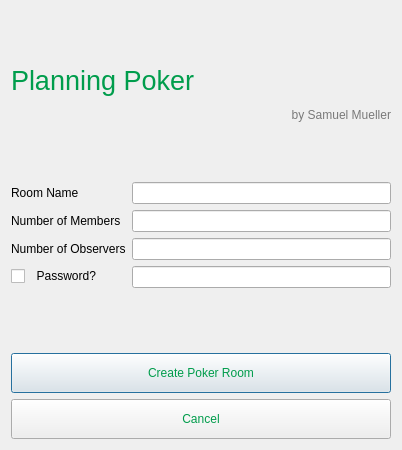
Old version of the form createroom.ui in the repository SamuelSMueller/ProjectPoker.
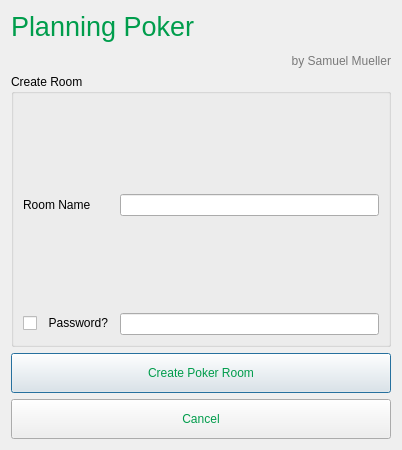
New version of the form.

Commit message: Changed exit buttons and layouts, added pokerpage default

Patch:
```diff
--- a/createroom.ui
+++ b/createroom.ui
@@ -25,7 +25,7 @@
   <property name="windowTitle">
    <string>Dialog</string>
   </property>
-  <layout class="QGridLayout" name="gridLayout_2">
+  <layout class="QGridLayout" name="gridLayout_3">
    <item row="0" column="0">
     <layout class="QGridLayout" name="gridLayout">
      <item row="0" column="0">
@@ -35,170 +35,6 @@
        </property>
       </widget>
      </item>
-     <item row="1" column="0">
-      <layout class="QFormLayout" name="formLayout">
-       <item row="0" column="0">
-        <widget class="QLabel" name="label_3">
-         <property name="palette">
-          <palette>
-           <active>
-            <colorrole role="WindowText">
-             <brush brushstyle="SolidPattern">
-              <color alpha="255">
-               <red>0</red>
-               <green>0</green>
-               <blue>0</blue>
-              </color>
-             </brush>
-            </colorrole>
-           </active>
-           <inactive>
-            <colorrole role="WindowText">
-             <brush brushstyle="SolidPattern">
-              <color alpha="255">
-               <red>0</red>
-               <green>0</green>
-               <blue>0</blue>
-              </color>
-             </brush>
-            </colorrole>
-           </inactive>
-           <disabled>
-            <colorrole role="WindowText">
-             <brush brushstyle="SolidPattern">
-              <color alpha="255">
-               <red>120</red>
-               <green>120</green>
-               <blue>120</blue>
-              </color>
-             </brush>
-            </colorrole>
-           </disabled>
-          </palette>
-         </property>
-         <property name="text">
-          <string>Room Name</string>
-         </property>
-         <property name="alignment">
-          <set>Qt::AlignLeading|Qt::AlignLeft|Qt::AlignVCenter</set>
-         </property>
-        </widget>
-       </item>
-       <item row="0" column="1">
-        <widget class="QLineEdit" name="lineEdit_2"/>
-       </item>
-       <item row="1" column="0">
-        <widget class="QLabel" name="label">
-         <property name="palette">
-          <palette>
-           <active>
-            <colorrole role="WindowText">
-             <brush brushstyle="SolidPattern">
-              <color alpha="255">
-               <red>0</red>
-               <green>0</green>
-               <blue>0</blue>
-              </color>
-             </brush>
-            </colorrole>
-           </active>
-           <inactive>
-            <colorrole role="WindowText">
-             <brush brushstyle="SolidPattern">
-              <color alpha="255">
-               <red>0</red>
-               <green>0</green>
-               <blue>0</blue>
-              </color>
-             </brush>
-            </colorrole>
-           </inactive>
-           <disabled>
-            <colorrole role="WindowText">
-             <brush brushstyle="SolidPattern">
-              <color alpha="255">
-               <red>120</red>
-               <green>120</green>
-               <blue>120</blue>
-              </color>
-             </brush>
-            </colorrole>
-           </disabled>
-          </palette>
-         </property>
-         <property name="text">
-          <string>Number of Members</string>
-         </property>
-         <property name="alignment">
-          <set>Qt::AlignLeading|Qt::AlignLeft|Qt::AlignVCenter</set>
-         </property>
-        </widget>
-       </item>
-       <item row="1" column="1">
-        <widget class="QLineEdit" name="lineEdit"/>
-       </item>
-       <item row="2" column="0">
-        <widget class="QLabel" name="label_4">
-         <property name="palette">
-          <palette>
-           <active>
-            <colorrole role="WindowText">
-             <brush brushstyle="SolidPattern">
-              <color alpha="255">
-               <red>0</red>
-               <green>0</green>
-               <blue>0</blue>
-              </color>
-             </brush>
-            </colorrole>
-           </active>
-           <inactive>
-            <colorrole role="WindowText">
-             <brush brushstyle="SolidPattern">
-              <color alpha="255">
-               <red>0</red>
-               <green>0</green>
-               <blue>0</blue>
-              </color>
-             </brush>
-            </colorrole>
-           </inactive>
-           <disabled>
-            <colorrole role="WindowText">
-             <brush brushstyle="SolidPattern">
-              <color alpha="255">
-               <red>120</red>
-               <green>120</green>
-               <blue>120</blue>
-              </color>
-             </brush>
-            </colorrole>
-           </disabled>
-          </palette>
-         </property>
-         <property name="text">
-          <string>Number of Observers</string>
-         </property>
-         <property name="alignment">
-          <set>Qt::AlignLeading|Qt::AlignLeft|Qt::AlignVCenter</set>
-         </property>
-        </widget>
-       </item>
-       <item row="2" column="1">
-        <widget class="QLineEdit" name="lineEdit_3"/>
-       </item>
-       <item row="3" column="1">
-        <widget class="QLineEdit" name="lineEdit_4"/>
-       </item>
-       <item row="3" column="0">
-        <widget class="QCheckBox" name="checkBox">
-         <property name="text">
-          <string>  Password?</string>
-         </property>
-        </widget>
-       </item>
-      </layout>
-     </item>
      <item row="2" column="0">
       <layout class="QVBoxLayout" name="verticalLayout">
        <item>
@@ -303,6 +139,105 @@
        </item>
       </layout>
      </item>
+     <item row="1" column="0">
+      <widget class="QGroupBox" name="groupBox">
+       <property name="title">
+        <string>Create Room</string>
+       </property>
+       <layout class="QGridLayout" name="gridLayout_2">
+        <item row="0" column="0">
+         <layout class="QFormLayout" name="formLayout">
+          <item row="1" column="0">
+           <widget class="QLabel" name="label_3">
+            <property name="palette">
+             <palette>
+              <active>
+               <colorrole role="WindowText">
+                <brush brushstyle="SolidPattern">
+                 <color alpha="255">
+                  <red>0</red>
+                  <green>0</green>
+                  <blue>0</blue>
+                 </color>
+                </brush>
+               </colorrole>
+              </active>
+              <inactive>
+               <colorrole role="WindowText">
+                <brush brushstyle="SolidPattern">
+                 <color alpha="255">
+                  <red>0</red>
+                  <green>0</green>
+                  <blue>0</blue>
+                 </color>
+                </brush>
+               </colorrole>
+              </inactive>
+              <disabled>
+               <colorrole role="WindowText">
+                <brush brushstyle="SolidPattern">
+                 <color alpha="255">
+                  <red>120</red>
+                  <green>120</green>
+                  <blue>120</blue>
+                 </color>
+                </brush>
+               </colorrole>
+              </disabled>
+             </palette>
+            </property>
+            <property name="text">
+             <string>Room Name</string>
+            </property>
+            <property name="alignment">
+             <set>Qt::AlignLeading|Qt::AlignLeft|Qt::AlignVCenter</set>
+            </property>
+           </widget>
+          </item>
+          <item row="1" column="1">
+           <widget class="QLineEdit" name="lineEdit_2"/>
+          </item>
+          <item row="3" column="0">
+           <widget class="QCheckBox" name="checkBox">
+            <property name="text">
+             <string>  Password?</string>
+            </property>
+           </widget>
+          </item>
+          <item row="3" column="1">
+           <widget class="QLineEdit" name="lineEdit_4"/>
+          </item>
+          <item row="2" column="1">
+           <spacer name="verticalSpacer">
+            <property name="orientation">
+             <enum>Qt::Vertical</enum>
+            </property>
+            <property name="sizeHint" stdset="0">
+             <size>
+              <width>20</width>
+              <height>40</height>
+             </size>
+            </property>
+           </spacer>
+          </item>
+          <item row="0" column="1">
+           <spacer name="verticalSpacer_2">
+            <property name="orientation">
+             <enum>Qt::Vertical</enum>
+            </property>
+            <property name="sizeHint" stdset="0">
+             <size>
+              <width>20</width>
+              <height>40</height>
+             </size>
+            </property>
+           </spacer>
+          </item>
+         </layout>
+        </item>
+       </layout>
+      </widget>
+     </item>
     </layout>
    </item>
   </layout>
```
The commit also changes 11 other files.
